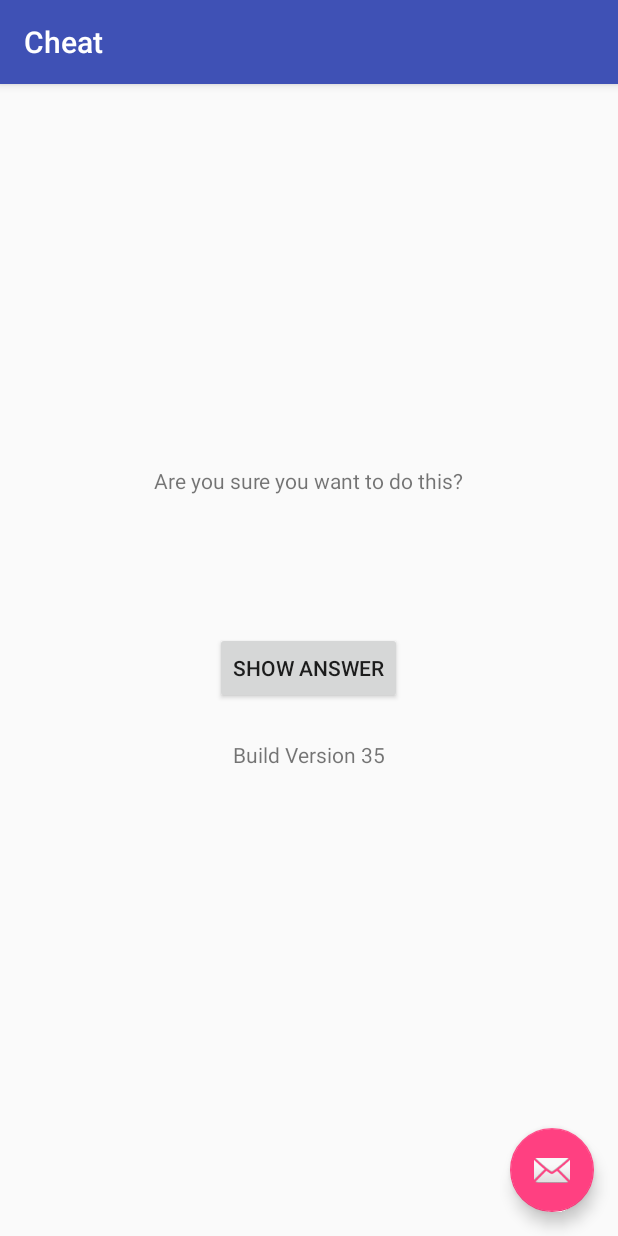
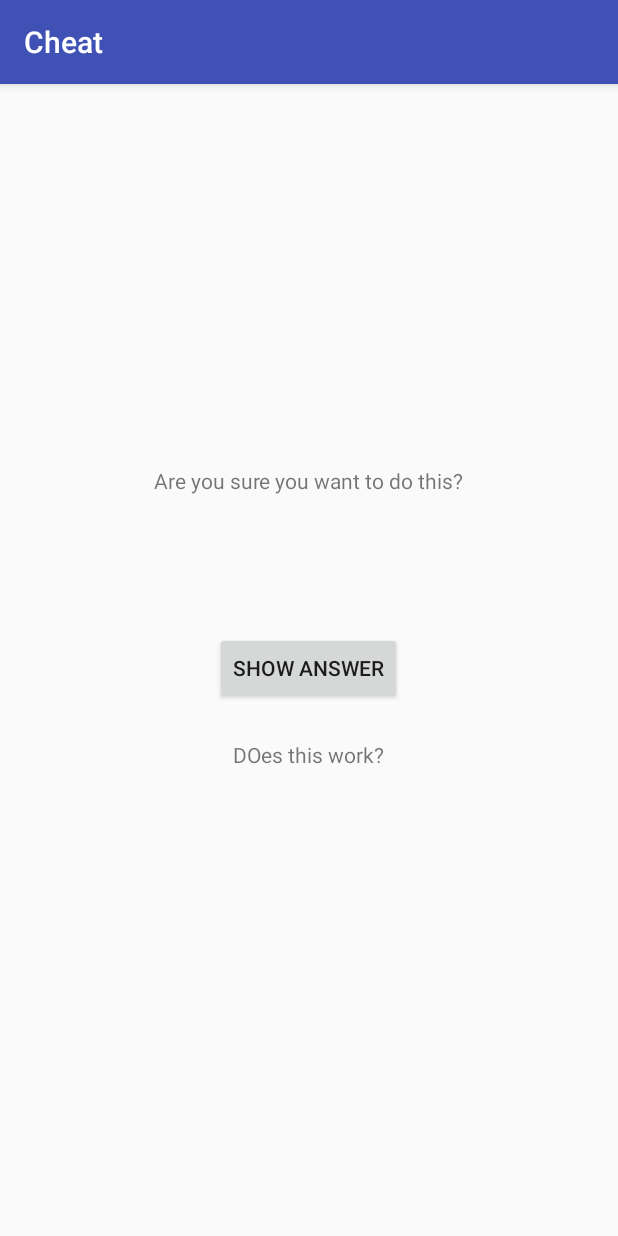
Before and after one commit to tybo96789/CSCI4702-AndroidDev, an Android app: the CheatActivity screen opened directly, with no data from a screen before it, on a phone screen of 412 x 824 dp. Run offline under Robolectric (Android 15) with nearby library versions, the phone set to English and light mode, and no system bars; 4 statements that could not run were skipped.

Commit message:
GeoQuiz Cleanip
Code comment and cleanup of GeoQuiz

```diff
--- a/GioQuiz/app/src/main/AndroidManifest.xml
+++ b/GioQuiz/app/src/main/AndroidManifest.xml
@@ -1,4 +1,9 @@
 <?xml version="1.0" encoding="utf-8"?>
+<!--
+Project: GeoQuiz
+Author: Tyler Atiburcio
+
+-->
 <manifest xmlns:android="http://schemas.android.com/apk/res/android"
     package="gameressence.space.tatiburcio.gioquiz">
 
--- a/GioQuiz/app/src/main/java/gameressence/space/tatiburcio/gioquiz/CheatActivity.java
+++ b/GioQuiz/app/src/main/java/gameressence/space/tatiburcio/gioquiz/CheatActivity.java
@@ -15,16 +15,33 @@ import android.view.ViewAnimationUtils;
 import android.widget.Button;
 import android.widget.TextView;
 
+
+
+/**
+ * Cheating Activity of the GeoQuiz program. Contains methods to let the main activity know what was the state of the
+ * 	Activity and change the program flow accordingly
+ * @author Tyler Atiburcio
+ * Date: 1/26/18
+ */
+
 public class CheatActivity extends AppCompatActivity {
 
+
+	//Static Variables
+	//Keys
     private static final String EXTRA_ANSWER_IS_TRUE = "gameressence.space.tatiburcio.geoquiz.answer_is_true";
     private static final String EXTRA_ANSWER_SHOWN = "gameressence.space.tatiburcio.geoquiz.answer_shown";
+	private static final String CHEATING_INDEX = "cheater";
+
+	//Cheating Activity variables
     private boolean mAnswerIsTrue, mAnswerShown = false;
     private TextView mAnswerTExtView, mBuildVersionView;
     private Button mShowAnswer;
 
-    private static final String CHEATING_INDEX = "cheater";
 
+	/**
+	 * @return Intent; to be used to link together Main activity and cheating activity
+	 */
     public static Intent newIntent(Context packageContext, boolean answerIsTrue)
     {
         Intent i = new Intent(packageContext, CheatActivity.class);
@@ -32,10 +49,15 @@ public class CheatActivity extends AppCompatActivity {
         return i;
     }
 
+	/**
+	 * @return boolean; whether or not the user has revealed the answer to the question
+	 */
     public static boolean wasAnswerShown(Intent result)
     {
         return result.getBooleanExtra(EXTRA_ANSWER_SHOWN,false);
     }
+
+
 
     @Override
     protected void onCreate(Bundle savedInstanceState) {
@@ -43,17 +65,19 @@ public class CheatActivity extends AppCompatActivity {
         setContentView(R.layout.activity_cheat);
         Toolbar toolbar = (Toolbar) findViewById(R.id.toolbar);
         setSupportActionBar(toolbar);
+		//Shows build number
+		this.mBuildVersionView.setText("Build Version " + Build.VERSION.SDK_INT);
 
+		//This will restore the state of the cheating activity if the user decides to rotate the display
         if (savedInstanceState != null) {
             this.mAnswerShown = savedInstanceState.getBoolean(CHEATING_INDEX, false);
             this.setAnswerShownResult(this.mAnswerShown);
         }
-
+		//Determine if the question's answers is true or false
         this.mAnswerIsTrue = getIntent().getBooleanExtra(EXTRA_ANSWER_IS_TRUE,false);
 
         this.mAnswerTExtView = (TextView) findViewById(R.id.answer_text_view);
         this.mBuildVersionView = (TextView) findViewById(R.id.build_version);
-        this.mBuildVersionView.setText("Build Version " + Build.VERSION.SDK_INT);
         this.mShowAnswer = (Button) findViewById(R.id.show_answer_button);
         this.mShowAnswer.setOnClickListener(new View.OnClickListener()
         {
@@ -61,7 +85,6 @@ public class CheatActivity extends AppCompatActivity {
             public void onClick(View v)
             {
                 mAnswerShown = true;
-               // mAnswerIsTrue ? mAnswerTExtView.setText(R.string.true_button) : mAnswerTExtView.setText(R.string.false_button);
                 if(mAnswerIsTrue)
                     mAnswerTExtView.setText(R.string.true_button);
                 else
@@ -71,6 +94,7 @@ public class CheatActivity extends AppCompatActivity {
         });
 
         //Begin Chapter 6
+		//API compatibility error
         if (Build.VERSION.SDK_INT >= Build.VERSION_CODES.LOLLIPOP)
         {
             int cx = mShowAnswer.getWidth() / 2;
@@ -87,35 +111,25 @@ public class CheatActivity extends AppCompatActivity {
             });
             anim.start();
         } else {
-            //THIS ANIMATION CAUSES RAGE....
+            //THIS ANIMATION CAUSES RAGE.... Does not well on emulation...
 
             //mAnswerTExtView.setVisibility(View.VISIBLE);
             //mShowAnswer.setVisibility(View.INVISIBLE);
         }
         //End Chapter 6
+    }
 
-        FloatingActionButton fab = (FloatingActionButton) findViewById(R.id.fab);
-        fab.setOnClickListener(new View.OnClickListener() {
-            @Override
-            public void onClick(View view) {
-                Snackbar.make(view, "HELLO WORLD!", Snackbar.LENGTH_LONG)
-                        .setAction("Action", null).show();
-
-
-            }
-
-
-        }
-        );
-    }
 
     @Override
     public void onSaveInstanceState(Bundle savedInstanceState) {
         super.onSaveInstanceState(savedInstanceState);
+		//Saves the state of the isAnswerShown boolean so when instance is restored the boolean state is correctly restored
         savedInstanceState.putBoolean(CHEATING_INDEX,this.mAnswerShown);
     }
 
-
+	/**
+	 * Lets the main activity know that the user has viewed the answer and is now considered as a cheater
+	 */
     private void setAnswerShownResult(boolean isAnswerShown)
     {
         Intent data = new Intent();
--- a/GioQuiz/app/src/main/java/gameressence/space/tatiburcio/gioquiz/Question.java
+++ b/GioQuiz/app/src/main/java/gameressence/space/tatiburcio/gioquiz/Question.java
@@ -1,7 +1,10 @@
 package gameressence.space.tatiburcio.gioquiz;
 
 /**
+ * Part of the GeoQuiz Program
  * Created by tyleratiburcio on 1/19/18.
+ *
+ * This class contains the action that pertain to the question aspect to the GeoQuiz Program
  */
 
 public class Question {
--- a/GioQuiz/app/src/main/res/layout/activity_cheat.xml
+++ b/GioQuiz/app/src/main/res/layout/activity_cheat.xml
@@ -1,4 +1,9 @@
 <?xml version="1.0" encoding="utf-8"?>
+<!--
+Project: GeoQuiz
+Author: Tyler Atiburcio
+
+-->
 <android.support.design.widget.CoordinatorLayout xmlns:android="http://schemas.android.com/apk/res/android"
     xmlns:app="http://schemas.android.com/apk/res-auto"
     xmlns:tools="http://schemas.android.com/tools"
@@ -55,12 +60,5 @@
             android:text="DOes this work?"/>
     </LinearLayout>
 
-    <android.support.design.widget.FloatingActionButton
-        android:id="@+id/fab"
-        android:layout_width="wrap_content"
-        android:layout_height="wrap_content"
-        android:layout_gravity="bottom|end"
-        android:layout_margin="@dimen/fab_margin"
-        app:srcCompat="@android:drawable/ic_dialog_email" />
 
 </android.support.design.widget.CoordinatorLayout>
--- a/GioQuiz/app/src/main/res/values/strings.xml
+++ b/GioQuiz/app/src/main/res/values/strings.xml
@@ -1,3 +1,8 @@
+<!--
+Project: GeoQuiz
+Author: Tyler Atiburcio
+
+-->
 <resources>
     <string name="app_name">GioQuiz</string>
     <!--<string name="question_text">
@@ -5,7 +10,7 @@
     </string>
     -->
     <string name="true_button">True</string>
-    <string name="false_button">False</string>ssss
+    <string name="false_button">False</string>
     <string name="correct_toast">Correct!</string>
     <string name="incorrect_toast">Incorrect!</string>
     <string name="next_button">Next</string>
```
Also changed, not shown: GioQuiz/app/src/main/java/gameressence/space/tatiburcio/gioquiz/MainActivity.java (+51 -51 lines), GioQuiz/app/src/main/res/layout/activity_main.xml (+7 -19 lines), 1 other file.
